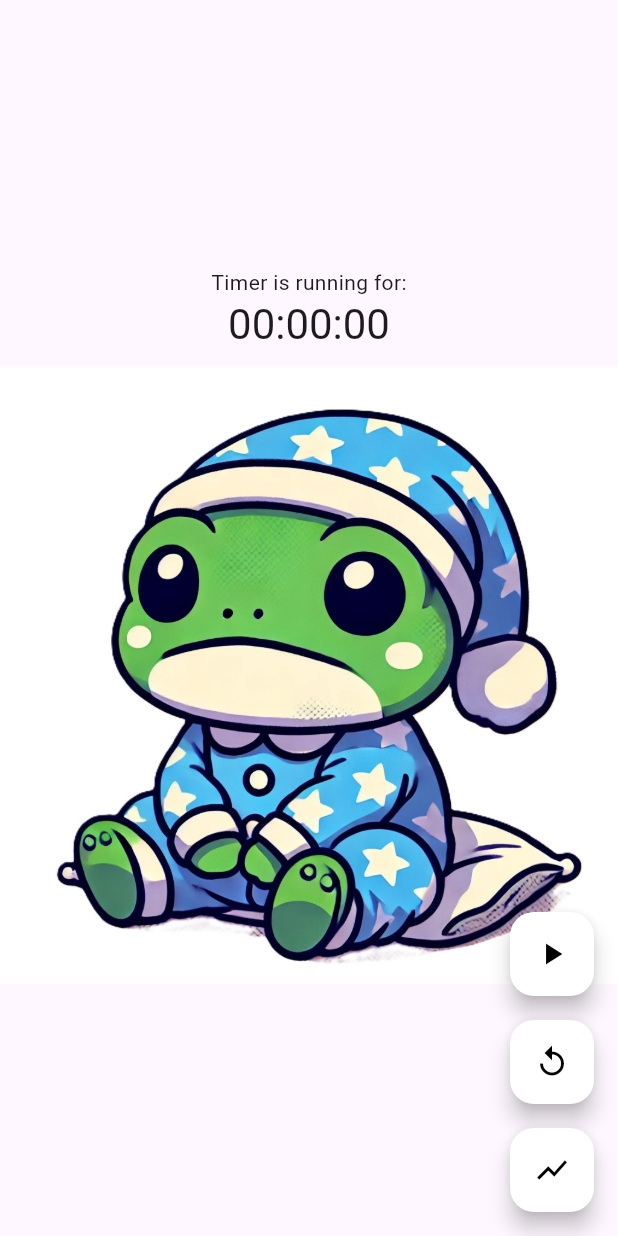
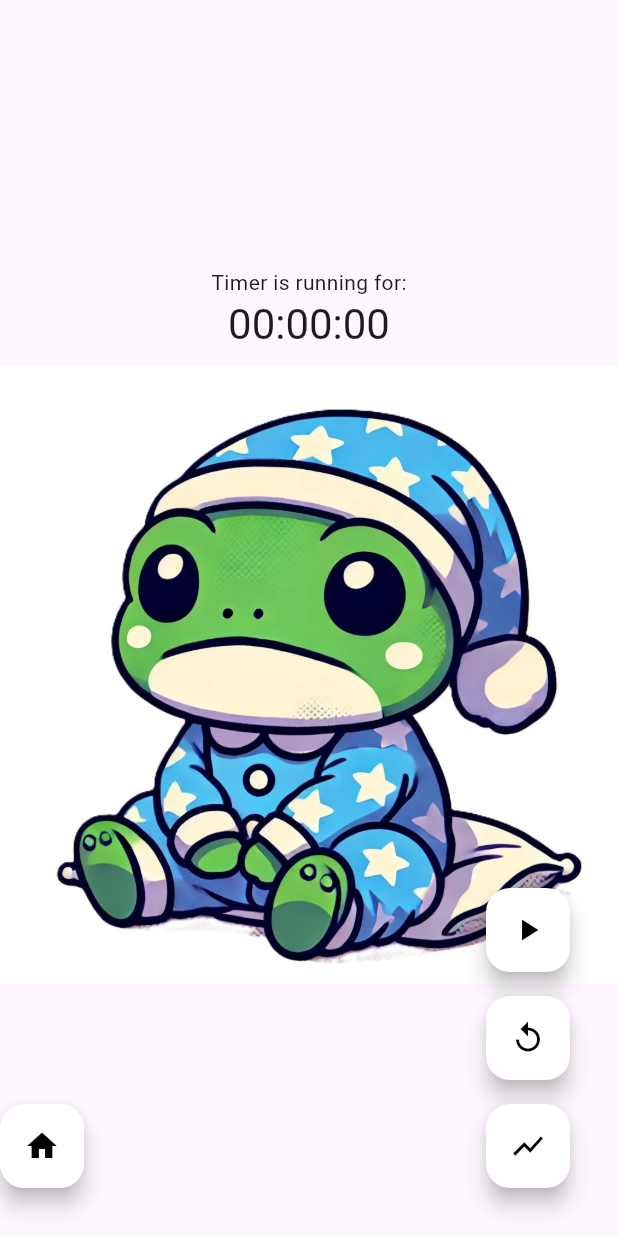
Before and after one commit to ThomaseLucas/I-hack-sleep-app, a Flutter app: the TimerPage screen opened directly, on a phone screen of 412 x 824 dp. Run offline on Flutter 3.47's test engine with Material 3 defaults, Android fonts, the phone set to English and light mode, and no system bars; missing offline and left inert: parallax_rain.

Commit message:
please i beg you

```diff
--- a/flutter_application_1/lib/login.dart
+++ b/flutter_application_1/lib/login.dart
@@ -154,7 +154,7 @@ class LoginPageState extends State<LoginPage> {
           ),
           Positioned(
             bottom: 16,
-            right: 16,
+            left: 16,
             child: FloatingActionButton(
               onPressed: () {
                 Navigator.pushReplacement(
--- a/flutter_application_1/lib/register.dart
+++ b/flutter_application_1/lib/register.dart
@@ -137,7 +137,7 @@ class _RegisterPageState extends State<RegisterPage> {
           ),
           Positioned(
             bottom: 16,
-            right: 16,
+            left: 16,
             child: FloatingActionButton(
               onPressed: () {
                 Navigator.pushReplacement(
--- a/flutter_application_1/lib/timer.dart
+++ b/flutter_application_1/lib/timer.dart
@@ -3,6 +3,7 @@ import 'dart:async';
 import 'package:http/http.dart' as http;
 import 'stats.dart';
 import 'dart:convert';
+import 'home.dart';
 
 class TimerPage extends StatefulWidget {
   const TimerPage({super.key});
@@ -129,7 +130,33 @@ class _TimerPageState extends State<TimerPage> {
           ],
         ),
       ),
-      floatingActionButton: Column(
+
+      floatingActionButton: Stack(
+        children: [
+          // Home Button in the bottom-left corner
+          Positioned(
+            bottom: 16,
+            left: 16,
+            child: FloatingActionButton(
+              onPressed: () {
+                Navigator.pushReplacement(
+                  context,
+                  MaterialPageRoute(builder: (context) => const HomePage()),
+                );
+              },
+              backgroundColor: Colors.white,
+              child: const Icon(
+                Icons.home,
+                color: Colors.black,
+              ),
+            ),
+          ),
+
+          // Other buttons on the right side
+          Positioned(
+            bottom: 16,
+            right: 16,
+            child: Column(
               mainAxisAlignment: MainAxisAlignment.end,
               children: [
                 FloatingActionButton(
@@ -168,6 +195,9 @@ class _TimerPageState extends State<TimerPage> {
                 ),
               ],
             ),
+          ),
+        ],
+      ),
     );
   }
 }
```
Lines whose indentation alone changed are shown as unchanged.
